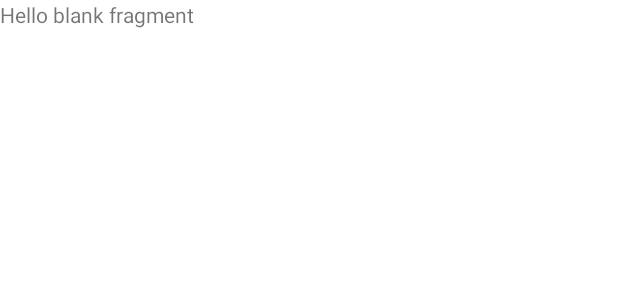
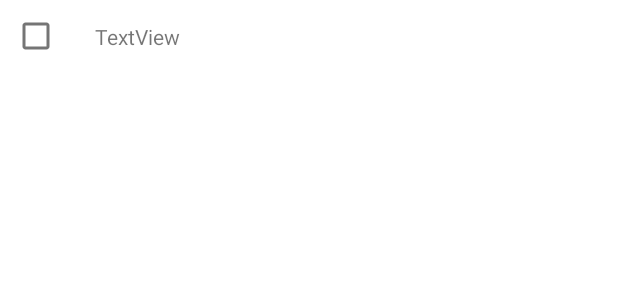
Before and after one commit to heikamal/ListApp, an Android app: the layout fragment_list_entry.xml on its own in the app's theme, with its tools: preview values and no code run, on a phone screen of 412 x 824 dp. Shown: the top 300 px of the screen. Run offline under Robolectric (Android 15) with nearby library versions, the phone set to English and light mode, and no system bars.

Commit message:
Yksittäinen listan kohta

```diff
--- a/app/src/main/res/layout/fragment_list_entry.xml
+++ b/app/src/main/res/layout/fragment_list_entry.xml
@@ -1,14 +1,26 @@
 <?xml version="1.0" encoding="utf-8"?>
-<FrameLayout xmlns:android="http://schemas.android.com/apk/res/android"
+<androidx.constraintlayout.widget.ConstraintLayout xmlns:android="http://schemas.android.com/apk/res/android"
+    xmlns:app="http://schemas.android.com/apk/res-auto"
     xmlns:tools="http://schemas.android.com/tools"
-    android:layout_width="match_parent"
-    android:layout_height="match_parent"
-    tools:context=".ListEntryFragment">
+    android:layout_width="wrap_content"
+    android:layout_height="wrap_content">
 
-    <!-- TODO: Update blank fragment layout -->
+    <CheckBox
+        android:id="@+id/cbTikki"
+        android:layout_width="48dp"
+        android:layout_height="48dp"
+        app:layout_constraintBottom_toBottomOf="parent"
+        app:layout_constraintStart_toStartOf="parent"
+        app:layout_constraintTop_toTopOf="parent" />
+
     <TextView
-        android:layout_width="match_parent"
-        android:layout_height="match_parent"
-        android:text="@string/hello_blank_fragment" />
-
-</FrameLayout>
+        android:id="@+id/tvRecipeName"
+        android:layout_width="wrap_content"
+        android:layout_height="wrap_content"
+        android:layout_marginLeft="15dp"
+        android:text="TextView"
+        app:layout_constraintBottom_toBottomOf="parent"
+        app:layout_constraintEnd_toEndOf="parent"
+        app:layout_constraintStart_toEndOf="@+id/cbTikki"
+        app:layout_constraintTop_toTopOf="parent" />
+</androidx.constraintlayout.widget.ConstraintLayout>
```
